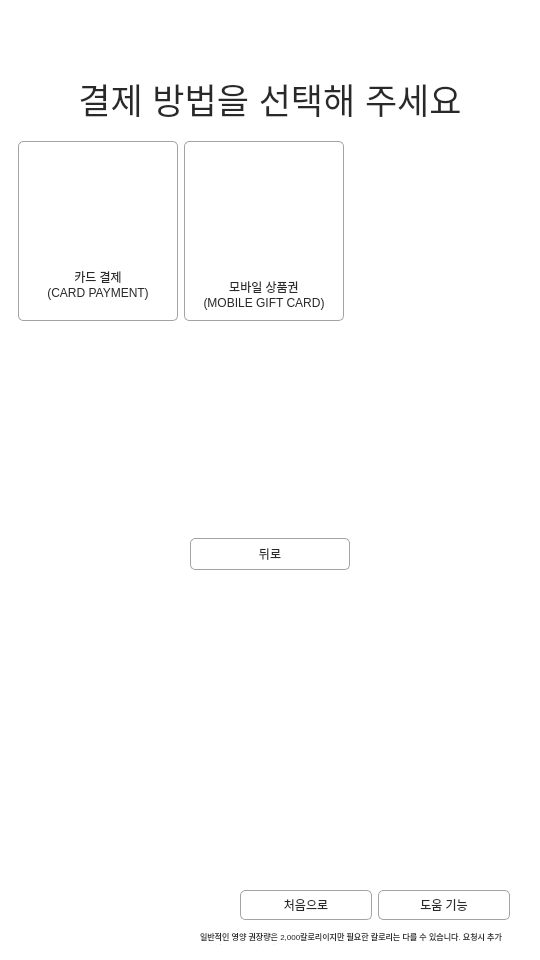
Above: ui/ui_set_option_modal.ui from EON-DC/mc_kiosk before the change. Below: the same form after it.
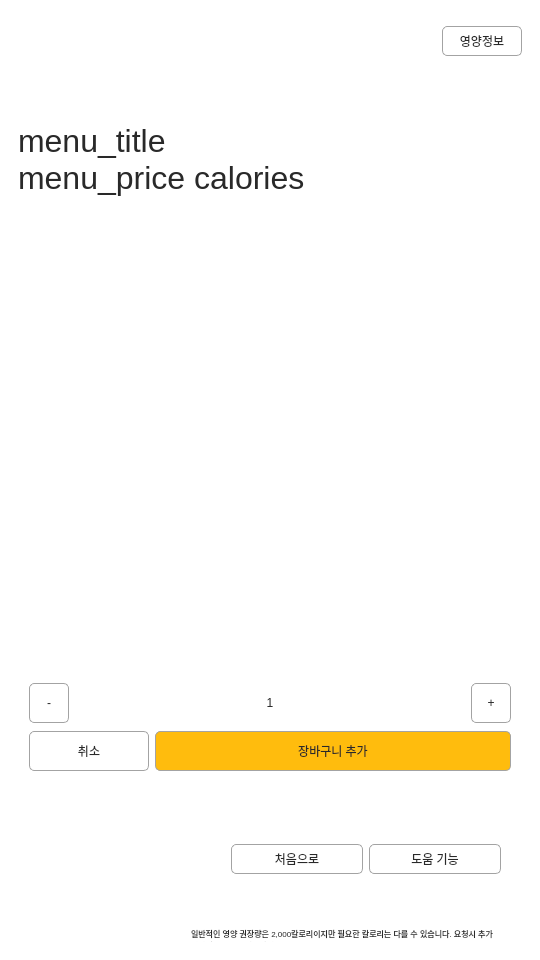
That is the form after the change. The open tabs and pages were chosen to show the change. Icons and pictures are not drawn.

```diff
--- a/ui/ui_set_option_modal.ui
+++ b/ui/ui_set_option_modal.ui
@@ -150,11 +150,11 @@
 }
 
 
-#label_menu_name {
+#label_menu_name{
 	font: 16pt;
 }
 
-#label_ask_set {
+#label_ask_set,#label_menu_title  {
 	font: 24pt;
 }
 
@@ -2012,6 +2012,54 @@
               <height>200</height>
              </size>
             </property>
+            <widget class="QLabel" name="label_selected_beverage">
+             <property name="geometry">
+              <rect>
+               <x>90</x>
+               <y>10</y>
+               <width>131</width>
+               <height>121</height>
+              </rect>
+             </property>
+             <property name="text">
+              <string/>
+             </property>
+             <property name="scaledContents">
+              <bool>true</bool>
+             </property>
+            </widget>
+            <widget class="QLabel" name="label_selected_burger">
+             <property name="geometry">
+              <rect>
+               <x>250</x>
+               <y>90</y>
+               <width>131</width>
+               <height>121</height>
+              </rect>
+             </property>
+             <property name="text">
+              <string/>
+             </property>
+             <property name="scaledContents">
+              <bool>true</bool>
+             </property>
+            </widget>
+            <widget class="QLabel" name="label_selected_side">
+             <property name="geometry">
+              <rect>
+               <x>380</x>
+               <y>0</y>
+               <width>131</width>
+               <height>121</height>
+              </rect>
+             </property>
+             <property name="text">
+              <string/>
+             </property>
+             <property name="scaledContents">
+              <bool>true</bool>
+             </property>
+            </widget>
            </widget>
           </item>
           <item>
@@ -3081,827 +3129,6 @@
        </item>
       </layout>
      </widget>
-     <widget class="QWidget" name="page_4">
-      <layout class="QVBoxLayout" name="verticalLayout_16">
-       <property name="spacing">
-        <number>0</number>
-       </property>
-       <property name="leftMargin">
-        <number>0</number>
-       </property>
-       <property name="topMargin">
-        <number>0</number>
-       </property>
-       <property name="rightMargin">
-        <number>0</number>
-       </property>
-       <property name="bottomMargin">
-        <number>0</number>
-       </property>
-       <item>
-        <widget class="QWidget" name="widget_15" native="true">
-         <property name="minimumSize">
-          <size>
-           <width>0</width>
-           <height>0</height>
-          </size>
-         </property>
-         <property name="maximumSize">
-          <size>
-           <width>16777215</width>
-           <height>16777215</height>
-          </size>
-         </property>
-         <layout class="QVBoxLayout" name="verticalLayout_15">
-          <property name="spacing">
-           <number>0</number>
-          </property>
-          <property name="leftMargin">
-           <number>0</number>
-          </property>
-          <property name="topMargin">
-           <number>0</number>
-          </property>
-          <property name="rightMargin">
-           <number>0</number>
-          </property>
-          <property name="bottomMargin">
-           <number>0</number>
-          </property>
-          <item>
-           <widget class="QWidget" name="widget_16" native="true">
-            <property name="minimumSize">
-             <size>
-              <width>0</width>
-              <height>0</height>
-             </size>
-            </property>
-            <property name="maximumSize">
-             <size>
-              <width>16777215</width>
-              <height>16777215</height>
-             </size>
-            </property>
-            <layout class="QVBoxLayout" name="verticalLayout_13">
-             <item>
-              <widget class="QWidget" name="widget_20" native="true">
-               <layout class="QHBoxLayout" name="horizontalLayout_14">
-                <item>
-                 <widget class="QLabel" name="label_4">
-                  <property name="minimumSize">
-                   <size>
-                    <width>40</width>
-                    <height>40</height>
-                   </size>
-                  </property>
-                  <property name="maximumSize">
-                   <size>
-                    <width>40</width>
-                    <height>40</height>
-                   </size>
-                  </property>
-                  <property name="text">
-                   <string/>
-                  </property>
-                  <property name="pixmap">
-                   <pixmap>../src/logo.png</pixmap>
-                  </property>
-                  <property name="scaledContents">
-                   <bool>true</bool>
-                  </property>
-                 </widget>
-                </item>
-               </layout>
-              </widget>
-             </item>
-             <item>
-              <widget class="QLabel" name="label_ask_pay_way">
-               <property name="text">
-                <string>결제 방법을 선택해 주세요</string>
-               </property>
-               <property name="alignment">
-                <set>Qt::AlignCenter</set>
-               </property>
-              </widget>
-             </item>
-             <item>
-              <widget class="QWidget" name="widget_17" native="true">
-               <property name="minimumSize">
-                <size>
-                 <width>0</width>
-                 <height>200</height>
-                </size>
-               </property>
-               <property name="maximumSize">
-                <size>
-                 <width>16777215</width>
-                 <height>200</height>
-                </size>
-               </property>
-               <layout class="QHBoxLayout" name="horizontalLayout_16">
-                <item>
-                 <widget class="QWidget" name="pay_way_1" native="true">
-                  <property name="minimumSize">
-                   <size>
-                    <width>160</width>
-                    <height>180</height>
-                   </size>
-                  </property>
-                  <property name="maximumSize">
-                   <size>
-                    <width>160</width>
-                    <height>180</height>
-                   </size>
-                  </property>
-                  <layout class="QVBoxLayout" name="verticalLayout_20">
-                   <item>
-                    <widget class="QWidget" name="widget_18" native="true">
-                     <property name="minimumSize">
-                      <size>
-                       <width>0</width>
-                       <height>0</height>
-                      </size>
-                     </property>
-                     <property name="maximumSize">
-                      <size>
-                       <width>16777215</width>
-                       <height>16777215</height>
-                      </size>
-                     </property>
-                     <layout class="QHBoxLayout" name="horizontalLayout_15">
-                      <property name="spacing">
-                       <number>0</number>
-                      </property>
-                      <property name="leftMargin">
-                       <number>0</number>
-                      </property>
-                      <property name="topMargin">
-                       <number>0</number>
-                      </property>
-                      <property name="rightMargin">
-                       <number>0</number>
-                      </property>
-                      <property name="bottomMargin">
-                       <number>0</number>
-                      </property>
-                      <item>
-                       <widget class="QLabel" name="label_5">
-                        <property name="minimumSize">
-                         <size>
-                          <width>100</width>
-                          <height>100</height>
-                         </size>
-                        </property>
-                        <property name="maximumSize">
-                         <size>
-                          <width>120</width>
-                          <height>120</height>
-                         </size>
-                        </property>
-                        <property name="text">
-                         <string/>
-                        </property>
-                        <property name="pixmap">
-                         <pixmap>../src/credit-card.svg</pixmap>
-                        </property>
-                        <property name="scaledContents">
-                         <bool>true</bool>
-                        </property>
-                        <property name="alignment">
-                         <set>Qt::AlignCenter</set>
-                        </property>
-                       </widget>
-                      </item>
-                     </layout>
-                    </widget>
-                   </item>
-                   <item>
-                    <widget class="QLabel" name="label_6">
-                     <property name="text">
-                      <string>카드 결제
-(CARD PAYMENT)</string>
-                     </property>
-                     <property name="alignment">
-                      <set>Qt::AlignCenter</set>
-                     </property>
-                    </widget>
-                   </item>
-                  </layout>
-                 </widget>
-                </item>
-                <item>
-                 <widget class="QWidget" name="pay_way_2" native="true">
-                  <property name="minimumSize">
-                   <size>
-                    <width>160</width>
-                    <height>180</height>
-                   </size>
-                  </property>
-                  <property name="maximumSize">
-                   <size>
-                    <width>160</width>
-                    <height>180</height>
-                   </size>
-                  </property>
-                  <layout class="QVBoxLayout" name="verticalLayout_21">
-                   <item>
-                    <widget class="QWidget" name="widget_22" native="true">
-                     <property name="minimumSize">
-                      <size>
-                       <width>0</width>
-                       <height>0</height>
-                      </size>
-                     </property>
-                     <property name="maximumSize">
-                      <size>
-                       <width>16777215</width>
-                       <height>16777215</height>
-                      </size>
-                     </property>
-                     <layout class="QHBoxLayout" name="horizontalLayout_13">
-                      <property name="spacing">
-                       <number>0</number>
-                      </property>
-                      <property name="leftMargin">
-                       <number>0</number>
-                      </property>
-                      <property name="topMargin">
-                       <number>0</number>
-                      </property>
-                      <property name="rightMargin">
-                       <number>0</number>
-                      </property>
-                      <property name="bottomMargin">
-                       <number>0</number>
-                      </property>
-                      <item>
-                       <widget class="QLabel" name="label_7">
-                        <property name="minimumSize">
-                         <size>
-                          <width>100</width>
-                          <height>120</height>
-                         </size>
-                        </property>
-                        <property name="maximumSize">
-                         <size>
-                          <width>100</width>
-                          <height>120</height>
-                         </size>
-                        </property>
-                        <property name="text">
-                         <string/>
-                        </property>
-                        <property name="pixmap">
-                         <pixmap>../src/phone-gift.svg</pixmap>
-                        </property>
-                        <property name="scaledContents">
-                         <bool>true</bool>
-                        </property>
-                        <property name="alignment">
-                         <set>Qt::AlignCenter</set>
-                        </property>
-                       </widget>
-                      </item>
-                     </layout>
-                    </widget>
-                   </item>
-                   <item>
-                    <widget class="QLabel" name="label_8">
-                     <property name="text">
-                      <string>모바일 상품권
-(MOBILE GIFT CARD)</string>
-                     </property>
-                     <property name="alignment">
-                      <set>Qt::AlignCenter</set>
-                     </property>
-                    </widget>
-                   </item>
-                  </layout>
-                 </widget>
-                </item>
-                <item>
-                 <spacer name="horizontalSpacer_3">
-                  <property name="orientation">
-                   <enum>Qt::Horizontal</enum>
-                  </property>
-                  <property name="sizeHint" stdset="0">
-                   <size>
-                    <width>169</width>
-                    <height>20</height>
-                   </size>
-                  </property>
-                 </spacer>
-                </item>
-               </layout>
-              </widget>
-             </item>
-             <item>
-              <spacer name="verticalSpacer_11">
-               <property name="orientation">
-                <enum>Qt::Vertical</enum>
-               </property>
-               <property name="sizeHint" stdset="0">
-                <size>
-                 <width>20</width>
-                 <height>40</height>
-                </size>
-               </property>
-              </spacer>
-             </item>
-             <item>
-              <widget class="QWidget" name="widget_19" native="true">
-               <property name="minimumSize">
-                <size>
-                 <width>0</width>
-                 <height>50</height>
-                </size>
-               </property>
-               <property name="maximumSize">
-                <size>
-                 <width>16777215</width>
-                 <height>50</height>
-                </size>
-               </property>
-               <layout class="QHBoxLayout" name="horizontalLayout_17">
-                <item>
-                 <widget class="QPushButton" name="pushButton_2">
-                  <property name="sizePolicy">
-                   <sizepolicy hsizetype="Minimum" vsizetype="Expanding">
-                    <horstretch>0</horstretch>
-                    <verstretch>0</verstretch>
-                   </sizepolicy>
-                  </property>
-                  <property name="minimumSize">
-                   <size>
-                    <width>160</width>
-                    <height>0</height>
-                   </size>
-                  </property>
-                  <property name="maximumSize">
-                   <size>
-                    <width>160</width>
-                    <height>16777215</height>
-                   </size>
-                  </property>
-                  <property name="text">
-                   <string>뒤로</string>
-                  </property>
-                 </widget>
-                </item>
-               </layout>
-              </widget>
-             </item>
-             <item>
-              <spacer name="verticalSpacer_10">
-               <property name="orientation">
-                <enum>Qt::Vertical</enum>
-               </property>
-               <property name="sizeHint" stdset="0">
-                <size>
-                 <width>20</width>
-                 <height>40</height>
-                </size>
-               </property>
-              </spacer>
-             </item>
-            </layout>
-            <zorder>widget_17</zorder>
-            <zorder>label_ask_pay_way</zorder>
-            <zorder>widget_20</zorder>
-            <zorder>widget_19</zorder>
-            <zorder>verticalSpacer_11</zorder>
-           </widget>
-          </item>
-          <item>
-           <widget class="QWidget" name="widget_footer_3" native="true">
-            <property name="minimumSize">
-             <size>
-              <width>0</width>
-              <height>180</height>
-             </size>
-            </property>
-            <property name="maximumSize">
-             <size>
-              <width>16777215</width>
-              <height>180</height>
-             </size>
-            </property>
-            <layout class="QVBoxLayout" name="verticalLayout_170">
-             <property name="spacing">
-              <number>0</number>
-             </property>
-             <property name="leftMargin">
-              <number>0</number>
-             </property>
-             <property name="topMargin">
-              <number>0</number>
-             </property>
-             <property name="rightMargin">
-              <number>0</number>
-             </property>
-             <property name="bottomMargin">
-              <number>0</number>
-             </property>
-             <item>
-              <widget class="QWidget" name="widget_97" native="true">
-               <property name="maximumSize">
-                <size>
-                 <width>16777215</width>
-                 <height>200</height>
-                </size>
-               </property>
-               <layout class="QHBoxLayout" name="horizontalLayout_61">
-                <property name="spacing">
-                 <number>0</number>
-                </property>
-                <property name="leftMargin">
-                 <number>0</number>
-                </property>
-                <property name="topMargin">
-                 <number>0</number>
-                </property>
-                <property name="rightMargin">
-                 <number>0</number>
-                </property>
-                <property name="bottomMargin">
-                 <number>0</number>
-                </property>
-                <item>
-                 <spacer name="horizontalSpacer_16">
-                  <property name="orientation">
-                   <enum>Qt::Horizontal</enum>
-                  </property>
-                  <property name="sizeType">
-                   <enum>QSizePolicy::Expanding</enum>
-                  </property>
-                  <property name="sizeHint" stdset="0">
-                   <size>
-                    <width>40</width>
-                    <height>20</height>
-                   </size>
-                  </property>
-                 </spacer>
-                </item>
-                <item>
-                 <widget class="QWidget" name="widget_105" native="true">
-                  <property name="minimumSize">
-                   <size>
-                    <width>400</width>
-                    <height>180</height>
-                   </size>
-                  </property>
-                  <property name="maximumSize">
-                   <size>
-                    <width>400</width>
-                    <height>180</height>
-                   </size>
-                  </property>
-                  <property name="layoutDirection">
-                   <enum>Qt::RightToLeft</enum>
-                  </property>
-                  <layout class="QVBoxLayout" name="verticalLayout_177">
-                   <property name="spacing">
-                    <number>0</number>
-                   </property>
-                   <property name="leftMargin">
-                    <number>0</number>
-                   </property>
-                   <property name="topMargin">
-                    <number>0</number>
-                   </property>
-                   <property name="rightMargin">
-                    <number>30</number>
-                   </property>
-                   <property name="bottomMargin">
-                    <number>0</number>
-                   </property>
-                   <item>
-                    <spacer name="verticalSpacer_12">
-                     <property name="orientation">
-                      <enum>Qt::Vertical</enum>
-                     </property>
-                     <property name="sizeHint" stdset="0">
-                      <size>
-                       <width>20</width>
-                       <height>40</height>
-                      </size>
-                     </property>
-                    </spacer>
-                   </item>
-                   <item>
-                    <widget class="QWidget" name="widget_106" native="true">
-                     <property name="sizePolicy">
-                      <sizepolicy hsizetype="Fixed" vsizetype="Fixed">
-                       <horstretch>0</horstretch>
-                       <verstretch>0</verstretch>
-                      </sizepolicy>
-                     </property>
-                     <property name="minimumSize">
-                      <size>
-                       <width>270</width>
-                       <height>30</height>
-                      </size>
-                     </property>
-                     <property name="maximumSize">
-                      <size>
-                       <width>270</width>
-                       <height>30</height>
-                      </size>
-                     </property>
-                     <property name="sizeIncrement">
-                      <size>
-                       <width>0</width>
-                       <height>0</height>
-                      </size>
-                     </property>
-                     <layout class="QHBoxLayout" name="horizontalLayout_18">
-                      <property name="leftMargin">
-                       <number>0</number>
-                      </property>
-                      <property name="topMargin">
-                       <number>0</number>
-                      </property>
-                      <property name="rightMargin">
-                       <number>0</number>
-                      </property>
-                      <property name="bottomMargin">
-                       <number>0</number>
-                      </property>
-                      <item>
-                       <widget class="QPushButton" name="btn_help_stanby_5">
-                        <property name="sizePolicy">
-                         <sizepolicy hsizetype="Expanding" vsizetype="Expanding">
-                          <horstretch>0</horstretch>
-                          <verstretch>0</verstretch>
-                         </sizepolicy>
-                        </property>
-                        <property name="minimumSize">
-                         <size>
-                          <width>130</width>
-                          <height>25</height>
-                         </size>
-                        </property>
-                        <property name="text">
-                         <string>도움 기능</string>
-                        </property>
-                       </widget>
-                      </item>
-                      <item>
-                       <widget class="QPushButton" name="btn_go_standby_4">
-                        <property name="sizePolicy">
-                         <sizepolicy hsizetype="Expanding" vsizetype="Expanding">
-                          <horstretch>0</horstretch>
-                          <verstretch>0</verstretch>
-                         </sizepolicy>
-                        </property>
-                        <property name="minimumSize">
-                         <size>
-                          <width>130</width>
-                          <height>25</height>
-                         </size>
-                        </property>
-                        <property name="text">
-                         <string>처음으로</string>
-                        </property>
-                       </widget>
-                      </item>
-                     </layout>
-                    </widget>
-                   </item>
-                   <item>
-                    <widget class="QWidget" name="widget_107" native="true">
-                     <property name="maximumSize">
-                      <size>
-                       <width>310</width>
-                       <height>40</height>
-                      </size>
-                     </property>
-                     <layout class="QVBoxLayout" name="verticalLayout_178">
-                      <property name="spacing">
-                       <number>0</number>
-                      </property>
-                      <property name="leftMargin">
-                       <number>0</number>
-                      </property>
-                      <property name="topMargin">
-                       <number>10</number>
-                      </property>
-                      <property name="rightMargin">
-                       <number>0</number>
-                      </property>
-                      <property name="bottomMargin">
-                       <number>0</number>
-                      </property>
-                      <item>
-                       <widget class="QLabel" name="label_warning_calories_5">
-                        <property name="layoutDirection">
-                         <enum>Qt::RightToLeft</enum>
-                        </property>
-                        <property name="text">
-                         <string>&lt;html&gt;&lt;head/&gt;&lt;body&gt;&lt;p&gt;&lt;span style=&quot; font-size:6pt;&quot;&gt;일반적인 영양 권장량은 2,000칼로리이지만 필요한 칼로리는 다를 수 있습니다. 요청시 추가 영양정보를 제공해드립니다.&lt;/span&gt;&lt;/p&gt;&lt;/body&gt;&lt;/html&gt;</string>
-                        </property>
-                        <property name="wordWrap">
-                         <bool>true</bool>
-                        </property>
-                       </widget>
-                      </item>
-                      <item>
-                       <spacer name="verticalSpacer_34">
-                        <property name="orientation">
-                         <enum>Qt::Vertical</enum>
-                        </property>
-                        <property name="sizeType">
-                         <enum>QSizePolicy::Fixed</enum>
-                        </property>
-                        <property name="sizeHint" stdset="0">
-                         <size>
-                          <width>20</width>
-                          <height>20</height>
-                         </size>
-                        </property>
-                       </spacer>
-                      </item>
-                     </layout>
-                    </widget>
-                   </item>
-                  </layout>
-                 </widget>
-                </item>
-               </layout>
-              </widget>
-             </item>
-            </layout>
-           </widget>
-          </item>
-         </layout>
-        </widget>
-       </item>
-      </layout>
-     </widget>
-     <widget class="QWidget" name="page_5">
-      <widget class="QWidget" name="widget_21" native="true">
-       <property name="geometry">
-        <rect>
-         <x>0</x>
-         <y>0</y>
-         <width>540</width>
-         <height>960</height>
-        </rect>
-       </property>
-       <property name="minimumSize">
-        <size>
-         <width>0</width>
-         <height>0</height>
-        </size>
-       </property>
-       <property name="maximumSize">
-        <size>
-         <width>16777215</width>
-         <height>16777215</height>
-        </size>
-       </property>
-       <layout class="QVBoxLayout" name="verticalLayout_17">
-        <property name="spacing">
-         <number>0</number>
-        </property>
-        <property name="leftMargin">
-         <number>0</number>
-        </property>
-        <property name="topMargin">
-         <number>0</number>
-        </property>
-        <property name="rightMargin">
-         <number>0</number>
-        </property>
-        <property name="bottomMargin">
-         <number>0</number>
-        </property>
-        <item>
-         <widget class="QWidget" name="widget_23" native="true">
-          <property name="minimumSize">
-           <size>
-            <width>0</width>
-            <height>0</height>
-           </size>
-          </property>
-          <property name="maximumSize">
-           <size>
-            <width>16777215</width>
-            <height>16777215</height>
-           </size>
-          </property>
-          <layout class="QVBoxLayout" name="verticalLayout_18">
-           <item>
-            <widget class="QWidget" name="widget_24" native="true">
-             <layout class="QHBoxLayout" name="horizontalLayout_19">
-              <item>
-               <widget class="QLabel" name="label_9">
-                <property name="minimumSize">
-                 <size>
-                  <width>40</width>
-                  <height>40</height>
-                 </size>
-                </property>
-                <property name="maximumSize">
-                 <size>
-                  <width>40</width>
-                  <height>40</height>
-                 </size>
-                </property>
-                <property name="text">
-                 <string/>
-                </property>
-                <property name="pixmap">
-                 <pixmap>../src/logo.png</pixmap>
-                </property>
-                <property name="scaledContents">
-                 <bool>true</bool>
-                </property>
-               </widget>
-              </item>
-             </layout>
-            </widget>
-           </item>
-           <item>
-            <widget class="QLabel" name="label_ask_pay_way_2">
-             <property name="text">
-              <string>아래 결제 단말기에서 결제를
-진행해주세요</string>
-             </property>
-             <property name="alignment">
-              <set>Qt::AlignCenter</set>
-             </property>
-            </widget>
-           </item>
-           <item>
-            <spacer name="verticalSpacer_13">
-             <property name="orientation">
-              <enum>Qt::Vertical</enum>
-             </property>
-             <property name="sizeType">
-              <enum>QSizePolicy::Minimum</enum>
-             </property>
-             <property name="sizeHint" stdset="0">
-              <size>
-               <width>20</width>
-               <height>40</height>
-              </size>
-             </property>
-            </spacer>
-           </item>
-           <item>
-            <widget class="QWidget" name="widget_28" native="true">
-             <property name="minimumSize">
-              <size>
-               <width>0</width>
-               <height>500</height>
-              </size>
-             </property>
-             <property name="maximumSize">
-              <size>
-               <width>16777215</width>
-               <height>500</height>
-              </size>
-             </property>
-             <layout class="QHBoxLayout" name="horizontalLayout_23">
-              <item>
-               <widget class="QWidget" name="widget_video_card" native="true">
-                <property name="minimumSize">
-                 <size>
-                  <width>450</width>
-                  <height>450</height>
-                 </size>
-                </property>
-                <property name="maximumSize">
-                 <size>
-                  <width>450</width>
-                  <height>450</height>
-                 </size>
-                </property>
-               </widget>
-              </item>
-             </layout>
-            </widget>
-           </item>
-           <item>
-            <spacer name="verticalSpacer_14">
-             <property name="orientation">
-              <enum>Qt::Vertical</enum>
-             </property>
-             <property name="sizeHint" stdset="0">
-              <size>
-               <width>20</width>
-               <height>40</height>
-              </size>
-             </property>
-            </spacer>
-           </item>
-          </layout>
-         </widget>
-        </item>
-       </layout>
-      </widget>
-     </widget>
     </widget>
    </item>
   </layout>
```
Left out of the diff: 72 changed lines with no effect on the pictures.
